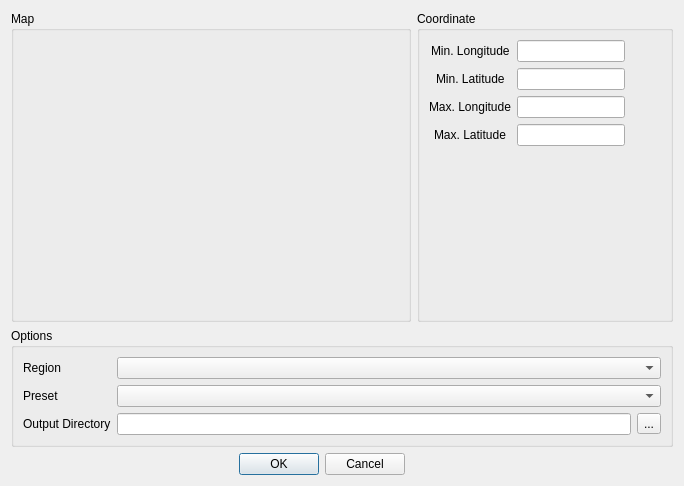
Before: the Qt Designer form safe_qgis/import_dialog_base.ui in inasafe/inasafe, drawn with Qt 5.
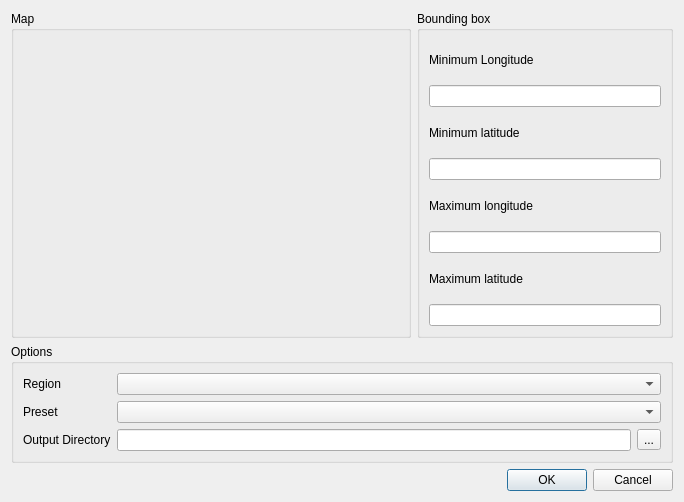
After: the same form once the commit is applied.

Commit message: Layout fixes for osm reporter and added needed rules to makefile to ensure it gets built when the ui changes.

Diff of the .ui file:
```diff
--- a/safe_qgis/import_dialog_base.ui
+++ b/safe_qgis/import_dialog_base.ui
@@ -7,7 +7,7 @@
     <x>0</x>
     <y>0</y>
     <width>683</width>
-    <height>486</height>
+    <height>502</height>
    </rect>
   </property>
   <property name="windowTitle">
@@ -52,7 +52,7 @@
    <item row="0" column="2">
     <widget class="QGroupBox" name="groupBox">
      <property name="sizePolicy">
-      <sizepolicy hsizetype="Minimum" vsizetype="Minimum">
+      <sizepolicy hsizetype="Fixed" vsizetype="Minimum">
        <horstretch>0</horstretch>
        <verstretch>0</verstretch>
       </sizepolicy>
@@ -67,53 +67,47 @@
       <enum>Qt::LeftToRight</enum>
      </property>
      <property name="title">
-      <string>Coordinate</string>
+      <string>Bounding box</string>
      </property>
-     <layout class="QFormLayout" name="formLayout_2">
-      <property name="fieldGrowthPolicy">
-       <enum>QFormLayout::FieldsStayAtSizeHint</enum>
-      </property>
-      <property name="labelAlignment">
-       <set>Qt::AlignCenter</set>
-      </property>
-      <item row="0" column="0">
+     <layout class="QVBoxLayout" name="verticalLayout">
+      <item>
        <widget class="QLabel" name="label">
         <property name="text">
-         <string>Min. Longitude</string>
+         <string>Minimum Longitude</string>
         </property>
        </widget>
       </item>
-      <item row="0" column="1">
+      <item>
        <widget class="QLineEdit" name="minLongitude"/>
       </item>
-      <item row="1" column="0">
+      <item>
        <widget class="QLabel" name="label_2">
         <property name="text">
-         <string>Min. Latitude</string>
+         <string>Minimum latitude</string>
         </property>
        </widget>
       </item>
-      <item row="1" column="1">
+      <item>
        <widget class="QLineEdit" name="minLatitude"/>
       </item>
-      <item row="2" column="0">
+      <item>
        <widget class="QLabel" name="label_3">
         <property name="text">
-         <string>Max. Longitude</string>
+         <string>Maximum longitude</string>
         </property>
        </widget>
       </item>
-      <item row="2" column="1">
+      <item>
        <widget class="QLineEdit" name="maxLongitude"/>
       </item>
-      <item row="3" column="0">
+      <item>
        <widget class="QLabel" name="label_4">
         <property name="text">
-         <string>Max. Latitude</string>
+         <string>Maximum latitude</string>
         </property>
        </widget>
       </item>
-      <item row="3" column="1">
+      <item>
        <widget class="QLineEdit" name="maxLatitude"/>
       </item>
      </layout>
@@ -173,7 +167,7 @@
      </layout>
     </widget>
    </item>
-   <item row="2" column="0">
+   <item row="2" column="0" colspan="3">
     <widget class="QDialogButtonBox" name="buttonBox">
      <property name="orientation">
       <enum>Qt::Horizontal</enum>
```
The commit also changes 2 other files.
